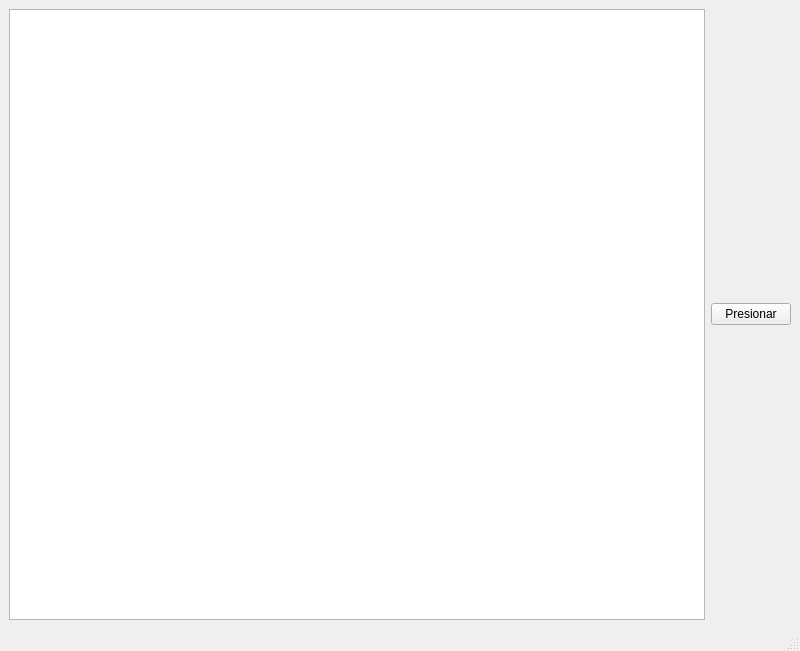
The window that mainwindow.ui (badfaceaxel/Proyecto-Final) describes before a commit, drawn with Qt 5.
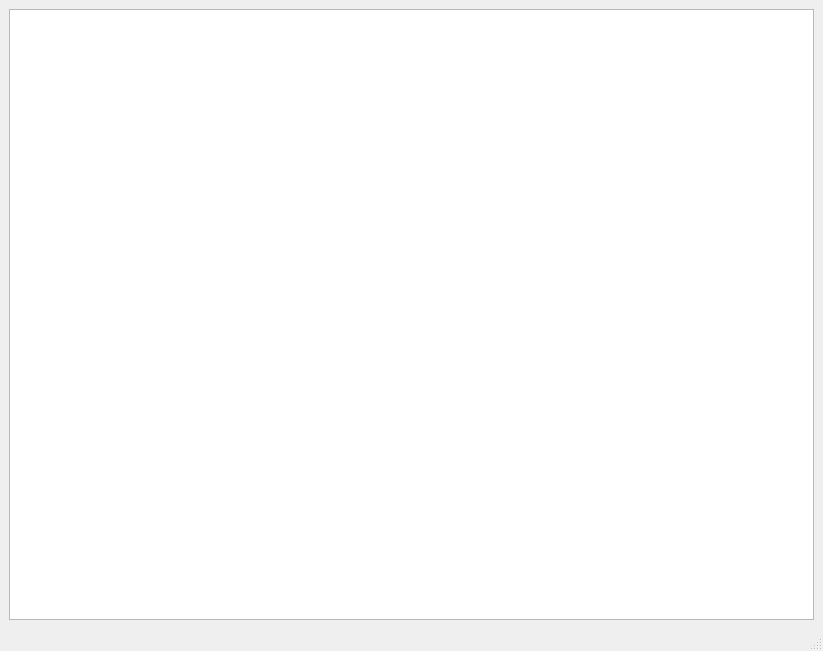
The same window after the commit.

```diff
--- a/mainwindow.ui
+++ b/mainwindow.ui
@@ -6,7 +6,7 @@
    <rect>
     <x>0</x>
     <y>0</y>
-    <width>800</width>
+    <width>823</width>
     <height>651</height>
    </rect>
   </property>
@@ -18,13 +18,6 @@
     <item>
      <widget class="QGraphicsView" name="graphicsView"/>
     </item>
-    <item>
-     <widget class="QPushButton" name="pushButton">
-      <property name="text">
-       <string>Presionar</string>
-      </property>
-     </widget>
-    </item>
    </layout>
   </widget>
   <widget class="QMenuBar" name="menubar">
```
Left out of the diff: 2 changed lines with no effect on the pictures.
